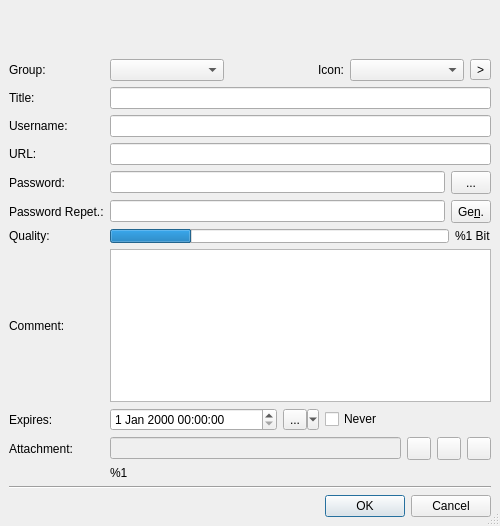
thooge/keepassx1, file src/forms/EditEntryDlg.ui: the form before one commit.
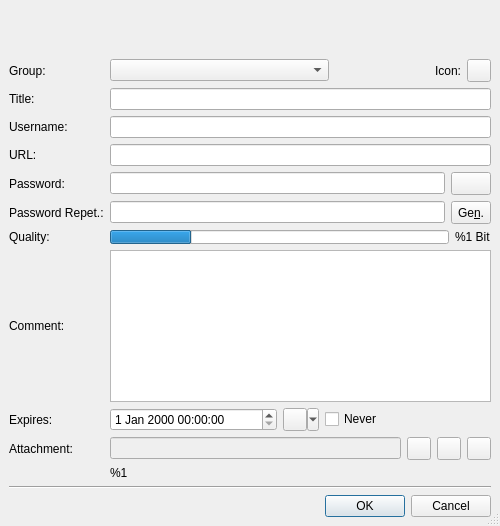
The form after the commit. Icons and pictures are not drawn.

Diff of the .ui file:
```diff
--- a/src/forms/EditEntryDlg.ui
+++ b/src/forms/EditEntryDlg.ui
@@ -86,6 +86,12 @@
      </item>
      <item row="0" column="1" >
       <widget class="QToolButton" name="ButtonEchoMode" >
+        <property name="iconSize" >
+          <size>
+            <width>16</width>
+            <height>16</height>
+          </size>
+        </property>
        <property name="sizePolicy" >
         <sizepolicy>
          <hsizetype>1</hsizetype>
@@ -106,9 +112,6 @@
          <height>23</height>
         </size>
        </property>
-       <property name="text" >
-        <string>...</string>
-       </property>
       </widget>
      </item>
      <item row="0" column="0" >
@@ -364,7 +367,13 @@
      <item>
       <widget class="QToolButton" name="ButtonExpirePresets" >
        <property name="text" >
-        <string>...</string>
+        <string/>
+       </property>
+       <property name="iconSize" >
+        <size>
+         <width>16</width>
+         <height>16</height>
+        </size>
        </property>
        <property name="popupMode" >
         <enum>QToolButton::MenuButtonPopup</enum>
@@ -434,7 +443,32 @@
       <number>6</number>
      </property>
      <item>
-      <widget class="QComboBox" name="Combo_Group" />
+      <widget class="QComboBox" name="Combo_Group" >
+       <property name="sizePolicy" >
+        <sizepolicy>
+         <hsizetype>3</hsizetype>
+         <vsizetype>0</vsizetype>
+         <horstretch>0</horstretch>
+         <verstretch>0</verstretch>
+        </sizepolicy>
+       </property>
+      </widget>
+     </item>
+     <item>
+      <spacer>
+       <property name="orientation" >
+        <enum>Qt::Horizontal</enum>
+       </property>
+       <property name="sizeType" >
+        <enum>QSizePolicy::Fixed</enum>
+       </property>
+       <property name="sizeHint" >
+        <size>
+         <width>100</width>
+         <height>20</height>
+        </size>
+       </property>
+      </spacer>
      </item>
      <item>
       <widget class="QLabel" name="textLabel1" >
@@ -447,12 +481,12 @@
       </widget>
      </item>
      <item>
-      <widget class="QComboBox" name="Combo_IconPicker" />
-     </item>
-     <item>
-      <widget class="QToolButton" name="Button_CustomIcons" >
-       <property name="text" >
-        <string>></string>
+      <widget class="QToolButton" name="Button_Icons" >
+       <property name="iconSize" >
+        <size>
+         <width>16</width>
+         <height>16</height>
+        </size>
        </property>
       </widget>
      </item>
```
Left out of the diff: 32 changed lines with no effect on the pictures.
